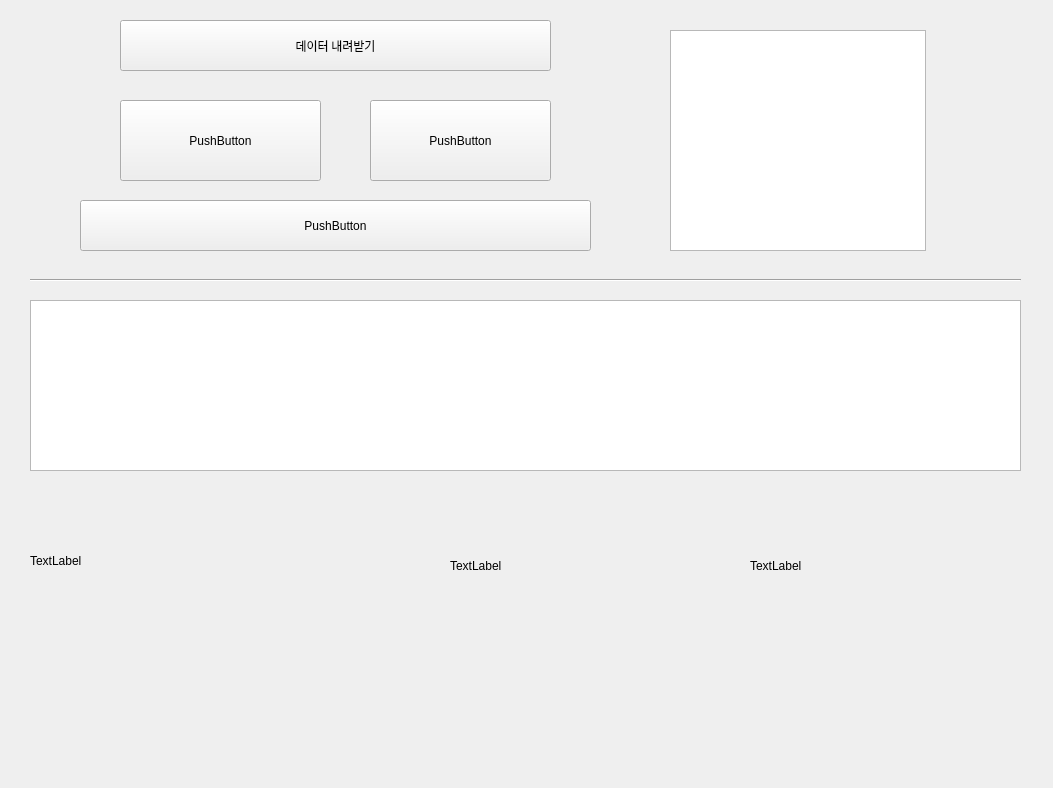
This is img/ui/main_second_window.ui in kbeekim/lol_teamfight as Qt 5 draws it before an edit. The edited form follows.
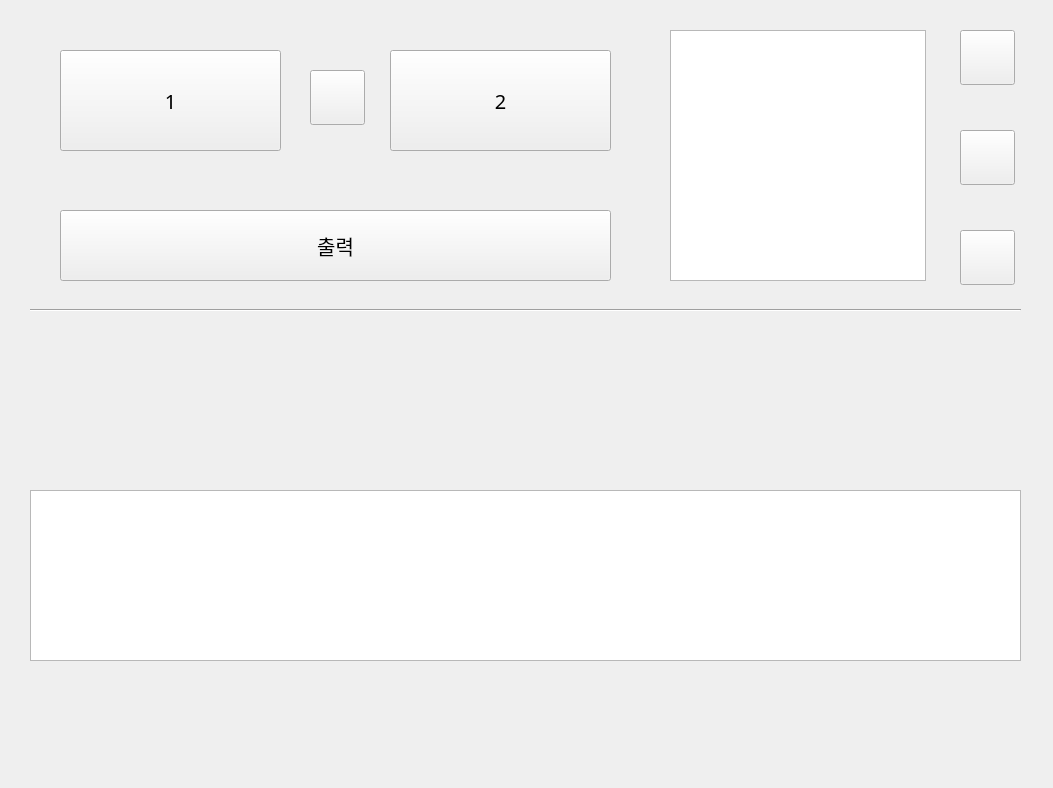
This is the edited form.

```diff
--- a/img/ui/main_second_window.ui
+++ b/img/ui/main_second_window.ui
@@ -16,10 +16,10 @@
   <widget class="QPushButton" name="data_load_btn">
    <property name="geometry">
     <rect>
-     <x>120</x>
-     <y>20</y>
-     <width>431</width>
-     <height>51</height>
+     <x>960</x>
+     <y>30</y>
+     <width>55</width>
+     <height>55</height>
     </rect>
    </property>
    <property name="font">
@@ -28,33 +28,45 @@
     </font>
    </property>
    <property name="text">
-    <string>데이터 내려받기</string>
+    <string/>
    </property>
   </widget>
   <widget class="QPushButton" name="user01_btn">
    <property name="geometry">
     <rect>
-     <x>120</x>
-     <y>100</y>
-     <width>201</width>
-     <height>81</height>
+     <x>60</x>
+     <y>50</y>
+     <width>221</width>
+     <height>101</height>
     </rect>
    </property>
+   <property name="font">
+    <font>
+     <family>맑은 고딕</family>
+     <pointsize>15</pointsize>
+    </font>
+   </property>
    <property name="text">
-    <string>PushButton</string>
+    <string>1</string>
    </property>
   </widget>
   <widget class="QPushButton" name="user02_btn">
    <property name="geometry">
     <rect>
-     <x>370</x>
-     <y>100</y>
-     <width>181</width>
-     <height>81</height>
+     <x>390</x>
+     <y>50</y>
+     <width>221</width>
+     <height>101</height>
     </rect>
    </property>
+   <property name="font">
+    <font>
+     <family>맑은 고딕</family>
+     <pointsize>15</pointsize>
+    </font>
+   </property>
    <property name="text">
-    <string>PushButton</string>
+    <string>2</string>
    </property>
   </widget>
   <widget class="QListWidget" name="spworker_list_widget">
@@ -63,7 +75,7 @@
      <x>670</x>
      <y>30</y>
      <width>256</width>
-     <height>221</height>
+     <height>251</height>
     </rect>
    </property>
   </widget>
@@ -71,7 +83,7 @@
    <property name="geometry">
     <rect>
      <x>30</x>
-     <y>300</y>
+     <y>490</y>
      <width>991</width>
      <height>171</height>
     </rect>
@@ -81,7 +93,7 @@
    <property name="geometry">
     <rect>
      <x>30</x>
-     <y>260</y>
+     <y>290</y>
      <width>991</width>
      <height>41</height>
     </rect>
@@ -94,52 +106,112 @@
    <property name="geometry">
     <rect>
      <x>30</x>
-     <y>500</y>
+     <y>340</y>
      <width>371</width>
      <height>121</height>
     </rect>
    </property>
    <property name="text">
-    <string>TextLabel</string>
+    <string/>
    </property>
   </widget>
   <widget class="QPushButton" name="combo_bnt">
    <property name="geometry">
     <rect>
-     <x>80</x>
-     <y>200</y>
-     <width>511</width>
-     <height>51</height>
+     <x>60</x>
+     <y>210</y>
+     <width>551</width>
+     <height>71</height>
     </rect>
    </property>
+   <property name="font">
+    <font>
+     <family>맑은 고딕</family>
+     <pointsize>15</pointsize>
+    </font>
+   </property>
    <property name="text">
-    <string>PushButton</string>
+    <string>출력</string>
    </property>
   </widget>
   <widget class="QLabel" name="user1_label">
    <property name="geometry">
     <rect>
      <x>450</x>
-     <y>500</y>
+     <y>340</y>
      <width>251</width>
      <height>131</height>
     </rect>
    </property>
    <property name="text">
-    <string>TextLabel</string>
+    <string/>
    </property>
   </widget>
   <widget class="QLabel" name="user2_label">
    <property name="geometry">
     <rect>
      <x>750</x>
-     <y>500</y>
+     <y>340</y>
      <width>241</width>
      <height>131</height>
     </rect>
    </property>
    <property name="text">
-    <string>TextLabel</string>
+    <string/>
+   </property>
+  </widget>
+  <widget class="QPushButton" name="user_rotation_btn">
+   <property name="geometry">
+    <rect>
+     <x>960</x>
+     <y>130</y>
+     <width>55</width>
+     <height>55</height>
+    </rect>
+   </property>
+   <property name="font">
+    <font>
+     <family>맑은 고딕</family>
+    </font>
+   </property>
+   <property name="text">
+    <string/>
+   </property>
+  </widget>
+  <widget class="QPushButton" name="clear_btn">
+   <property name="geometry">
+    <rect>
+     <x>960</x>
+     <y>230</y>
+     <width>55</width>
+     <height>55</height>
+    </rect>
+   </property>
+   <property name="font">
+    <font>
+     <family>맑은 고딕</family>
+    </font>
+   </property>
+   <property name="text">
+    <string/>
+   </property>
+  </widget>
+  <widget class="QPushButton" name="versus_btn">
+   <property name="geometry">
+    <rect>
+     <x>310</x>
+     <y>70</y>
+     <width>55</width>
+     <height>55</height>
+    </rect>
+   </property>
+   <property name="font">
+    <font>
+     <family>맑은 고딕</family>
+    </font>
+   </property>
+   <property name="text">
+    <string/>
    </property>
   </widget>
  </widget>
```
